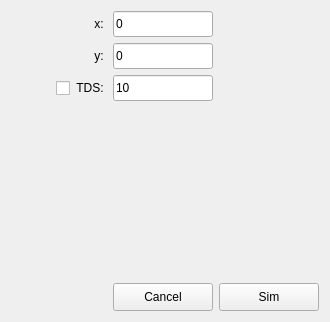
Before: the Qt Designer form src/gui/frames/cbedframe.ui in JJPPeters/clTEM, drawn with Qt 5.
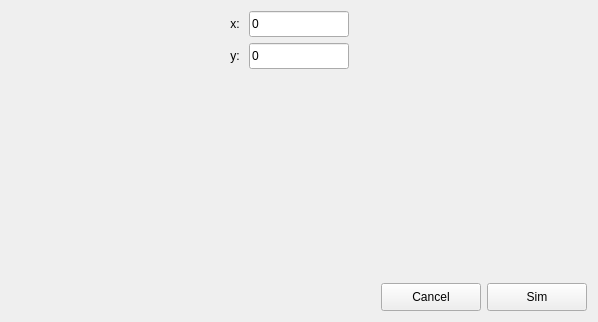
After: the same form once the commit is applied. Custom widgets are drawn as their Qt base class.

```diff
--- a/src/gui/frames/cbedframe.ui
+++ b/src/gui/frames/cbedframe.ui
@@ -6,15 +6,41 @@
    <rect>
     <x>0</x>
     <y>0</y>
-    <width>330</width>
+    <width>598</width>
     <height>322</height>
    </rect>
   </property>
   <property name="windowTitle">
    <string>Form</string>
   </property>
-  <layout class="QGridLayout" name="gridLayout" rowstretch="0,0,0,1,0" columnstretch="1,1,1" columnminimumwidth="75,100,100">
-   <item row="4" column="0" colspan="3">
+  <layout class="QGridLayout" name="gridLayout" rowstretch="0,0,0,0" columnstretch="1,1,1">
+   <item row="1" column="0">
+    <widget class="QLabel" name="label">
+     <property name="text">
+      <string>y: </string>
+     </property>
+     <property name="alignment">
+      <set>Qt::AlignRight|Qt::AlignTrailing|Qt::AlignVCenter</set>
+     </property>
+    </widget>
+   </item>
+   <item row="2" column="1">
+    <spacer name="vSpacer">
+     <property name="orientation">
+      <enum>Qt::Vertical</enum>
+     </property>
+     <property name="sizeType">
+      <enum>QSizePolicy::Expanding</enum>
+     </property>
+     <property name="sizeHint" stdset="0">
+      <size>
+       <width>20</width>
+       <height>0</height>
+      </size>
+     </property>
+    </spacer>
+   </item>
+   <item row="3" column="0" colspan="3">
     <layout class="QHBoxLayout" name="horizontalLayout_2">
      <item>
       <spacer name="horizontalSpacer">
@@ -106,31 +132,6 @@
      </property>
     </widget>
    </item>
-   <item row="2" column="1">
-    <widget class="QLineEdit" name="edtTds">
-     <property name="sizePolicy">
-      <sizepolicy hsizetype="Expanding" vsizetype="Fixed">
-       <horstretch>0</horstretch>
-       <verstretch>0</verstretch>
-      </sizepolicy>
-     </property>
-     <property name="minimumSize">
-      <size>
-       <width>0</width>
-       <height>26</height>
-      </size>
-     </property>
-     <property name="maximumSize">
-      <size>
-       <width>100</width>
-       <height>16777215</height>
-      </size>
-     </property>
-     <property name="text">
-      <string>10</string>
-     </property>
-    </widget>
-   </item>
    <item row="1" column="1">
     <widget class="EditUnitsBox" name="edtPosY">
      <property name="sizePolicy">
@@ -156,32 +157,6 @@
      </property>
     </widget>
    </item>
-   <item row="3" column="1">
-    <spacer name="vSpacer">
-     <property name="orientation">
-      <enum>Qt::Vertical</enum>
-     </property>
-     <property name="sizeType">
-      <enum>QSizePolicy::Expanding</enum>
-     </property>
-     <property name="sizeHint" stdset="0">
-      <size>
-       <width>20</width>
-       <height>0</height>
-      </size>
-     </property>
-    </spacer>
-   </item>
-   <item row="1" column="0">
-    <widget class="QLabel" name="label">
-     <property name="text">
-      <string>y: </string>
-     </property>
-     <property name="alignment">
-      <set>Qt::AlignRight|Qt::AlignTrailing|Qt::AlignVCenter</set>
-     </property>
-    </widget>
-   </item>
    <item row="0" column="0">
     <widget class="QLabel" name="label_2">
      <property name="text">
@@ -192,55 +167,6 @@
      </property>
     </widget>
    </item>
-   <item row="2" column="0">
-    <layout class="QHBoxLayout" name="horizontalLayout" stretch="0,0,0">
-     <property name="spacing">
-      <number>6</number>
-     </property>
-     <item>
-      <spacer name="horizontalSpacer_2">
-       <property name="orientation">
-        <enum>Qt::Horizontal</enum>
-       </property>
-       <property name="sizeHint" stdset="0">
-        <size>
-         <width>0</width>
-         <height>20</height>
-        </size>
-       </property>
-      </spacer>
-     </item>
-     <item>
-      <widget class="QCheckBox" name="chkTds">
-       <property name="sizePolicy">
-        <sizepolicy hsizetype="Fixed" vsizetype="Expanding">
-         <horstretch>0</horstretch>
-         <verstretch>0</verstretch>
-        </sizepolicy>
-       </property>
-       <property name="text">
-        <string/>
-       </property>
-      </widget>
-     </item>
-     <item>
-      <widget class="QLabel" name="label_3">
-       <property name="sizePolicy">
-        <sizepolicy hsizetype="Fixed" vsizetype="Expanding">
-         <horstretch>0</horstretch>
-         <verstretch>0</verstretch>
-        </sizepolicy>
-       </property>
-       <property name="text">
-        <string>TDS: </string>
-       </property>
-       <property name="alignment">
-        <set>Qt::AlignRight|Qt::AlignTrailing|Qt::AlignVCenter</set>
-       </property>
-      </widget>
-     </item>
-    </layout>
-   </item>
   </layout>
  </widget>
  <customwidgets>
```
Left out of the diff: 2 changed lines with no effect on the pictures.
